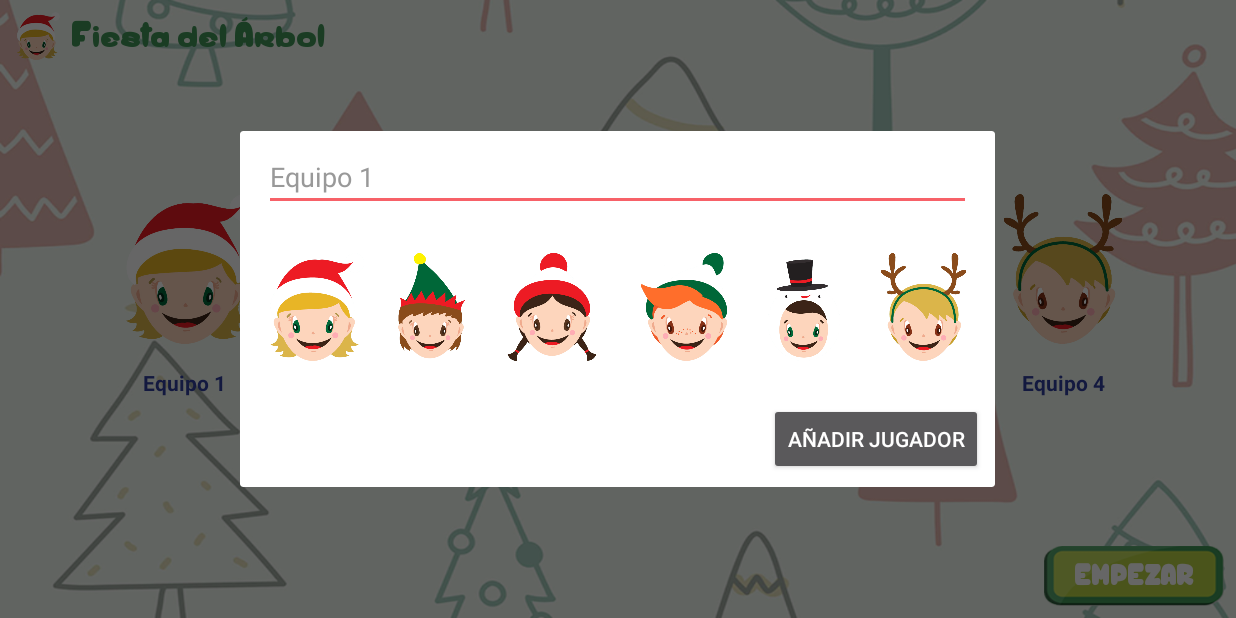
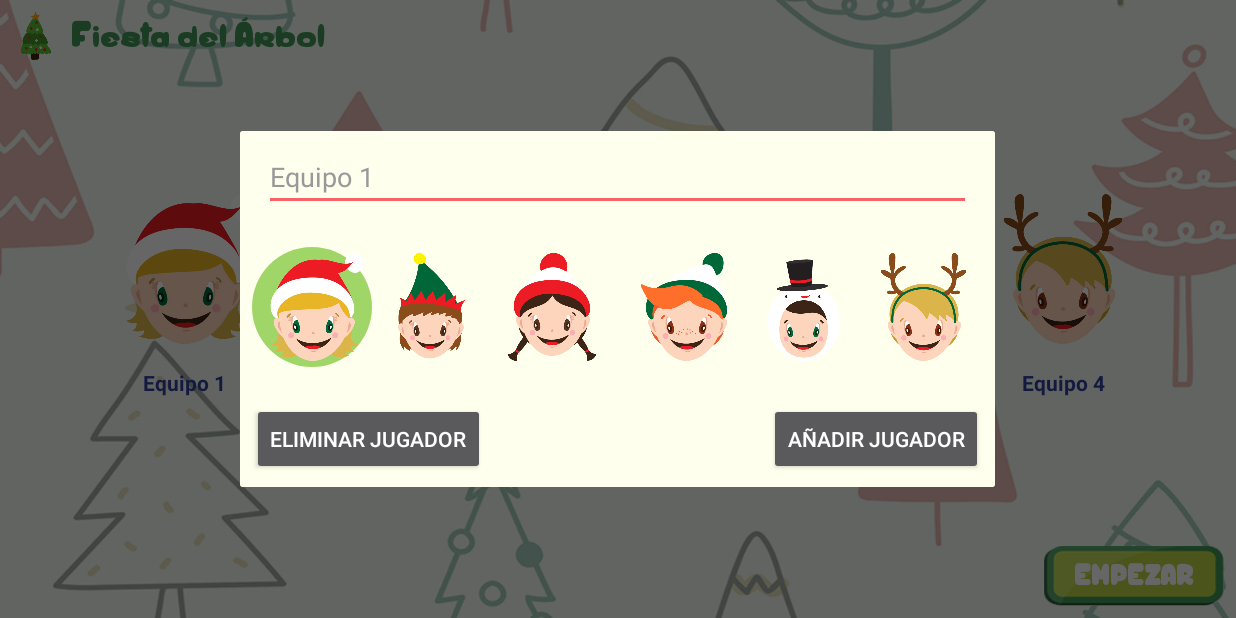
Before and after one commit to dann41/FiestaDelArbol, an Android app: the PlayerSelectionActivity screen opened directly, with no data from a screen before it, after a tap on an icon or button, on a phone screen of 824 x 412 dp (held sideways). Run offline under Robolectric (Android 15) with nearby library versions, the phone set to English and light mode, and no system bars.

Commit message:
UI polish and remove player feature

```diff
--- a/app/src/main/AndroidManifest.xml
+++ b/app/src/main/AndroidManifest.xml
@@ -26,7 +26,7 @@
         <activity
             android:name=".PlayerSelectionActivity"
             android:screenOrientation="landscape" />
-        <activity android:name=".GameActivity"></activity>
+        <activity android:name=".GameActivity" android:screenOrientation="landscape" />
     </application>
 
 </manifest>
--- a/app/src/main/java/com/dglapps/fiestadelarbol/PlayerSelectionActivity.java
+++ b/app/src/main/java/com/dglapps/fiestadelarbol/PlayerSelectionActivity.java
@@ -21,12 +21,7 @@ public class PlayerSelectionActivity extends FullScreenActivity {
 
     private View mContentView;
 
-    private Player[] players = new Player[] {
-        new Player(1, null, -1),
-        new Player(2, null, -1),
-        new Player(3, null, -1),
-        new Player(4, null, -1)
-    };
+    private Player[] players = initPlayers();
 
     private Button startGame;
 
@@ -92,6 +87,15 @@ public class PlayerSelectionActivity extends FullScreenActivity {
         refreshScreen();
     }
 
+    private Player[] initPlayers() {
+        return new Player[] {
+                new Player(1, null, -1),
+                new Player(2, null, -1),
+                new Player(3, null, -1),
+                new Player(4, null, -1)
+        };
+    }
+
     private void startGame() {
         GameService gameService = ServiceLocator.getInstance().getGameService();
         gameService.initGame(Arrays.asList(players));
@@ -105,6 +109,8 @@ public class PlayerSelectionActivity extends FullScreenActivity {
     public void refreshScreen() {
         hideSystemBar();
         List<Player> storedPlayers = ServiceLocator.getInstance().getPlayerService().getPlayers();
+
+        players = initPlayers();
         for (Player player : storedPlayers) {
             players[player.getPlayerId() - 1] = player;
         }
@@ -116,6 +122,8 @@ public class PlayerSelectionActivity extends FullScreenActivity {
             String playerName = players[i].getPlayerName();
             if (playerName != null && !playerName.isEmpty()) {
                 playerNames[i].setText(playerName);
+            } else {
+                playerNames[i].setText(R.string.add_player_hint);
             }
 
             int avatarId = players[i].getAvatarId();
--- a/app/src/main/java/com/dglapps/fiestadelarbol/fragments/CategorySelectionFragment.java
+++ b/app/src/main/java/com/dglapps/fiestadelarbol/fragments/CategorySelectionFragment.java
@@ -40,6 +40,7 @@ public class CategorySelectionFragment extends Fragment {
 
         luckyWheel = v.findViewById(R.id.wheel);
         setWheelDuration(2000);
+        //luckyWheel.setBackgroundColor(getResources().getColor(R.color.white, null));
         luckyWheel.addWheelItems(getWheelItems());
         luckyWheel.setOnClickListener(new View.OnClickListener() {
             @Override
--- a/app/src/main/java/com/dglapps/fiestadelarbol/services/PlayerService.java
+++ b/app/src/main/java/com/dglapps/fiestadelarbol/services/PlayerService.java
@@ -37,4 +37,7 @@ public class PlayerService {
         return playerMap.get(playerId);
     }
 
+    public void removePlayer(int playerId) {
+        playerMap.remove(playerId);
+    }
 }
--- a/app/src/main/res/drawable/selected_avatar.xml
+++ b/app/src/main/res/drawable/selected_avatar.xml
@@ -4,8 +4,7 @@
     android:shape="oval">
 
     <solid
-        android:color="@color/white"/>
+        android:color="@color/colorTrueFalse"/>
 
-    <padding android:bottom="4dp" android:left="4dp" android:right="4dp" android:top="4dp" />
 
 </shape>
--- a/app/src/main/res/layout/activity_player_selection.xml
+++ b/app/src/main/res/layout/activity_player_selection.xml
@@ -27,7 +27,7 @@
         android:layout_height="32sp"
         android:layout_marginStart="8dp"
         android:layout_marginTop="8dp"
-        android:src="@drawable/avatar_1_icon"
+        android:src="@drawable/xmastree"
         app:layout_constraintStart_toStartOf="parent"
         app:layout_constraintTop_toTopOf="parent" />
 
--- a/app/src/main/res/layout/category_selection_layout.xml
+++ b/app/src/main/res/layout/category_selection_layout.xml
@@ -28,7 +28,7 @@
         android:layout_height="32sp"
         android:layout_marginStart="8dp"
         android:layout_marginTop="8dp"
-        android:src="@drawable/avatar_1_icon"
+        android:src="@drawable/xmastree"
         app:layout_constraintStart_toStartOf="parent"
         app:layout_constraintTop_toTopOf="parent" />
 
@@ -43,7 +43,8 @@
         android:layout_marginEnd="8dp"
         android:layout_marginStart="8dp"
         android:layout_marginTop="8dp"
-        app:background_color="@color/colorPrimary"
+        app:background_color="@color/white"
+        app:arrow_image="@drawable/white_arrow"
         app:layout_constraintBottom_toBottomOf="parent"
         app:layout_constraintEnd_toEndOf="parent"
         app:layout_constraintHorizontal_bias="0.23"
--- a/app/src/main/res/layout/player_dialog.xml
+++ b/app/src/main/res/layout/player_dialog.xml
@@ -4,6 +4,7 @@
     xmlns:tools="http://schemas.android.com/tools"
     android:layout_width="match_parent"
     android:layout_height="wrap_content"
+    android:background="@color/cream"
     >
 
 
@@ -95,6 +96,20 @@
     </ScrollView>
 
     <Button
+        android:id="@+id/remove_player"
+        android:layout_width="wrap_content"
+        android:layout_height="wrap_content"
+        android:layout_marginBottom="8dp"
+        android:layout_marginEnd="8dp"
+        android:layout_marginStart="8dp"
+        android:text="@string/remove_player"
+        app:layout_constraintBottom_toBottomOf="parent"
+        app:layout_constraintEnd_toStartOf="@+id/add_player"
+        app:layout_constraintHorizontal_bias="0.0"
+        app:layout_constraintStart_toStartOf="parent" />
+
+
+    <Button
         android:id="@+id/add_player"
         android:layout_width="wrap_content"
         android:layout_height="wrap_content"
--- a/app/src/main/res/values/colors.xml
+++ b/app/src/main/res/values/colors.xml
@@ -12,5 +12,6 @@
     <color name="colorMusic">#FFCE54</color>
     <color name="colorQuick">#ED5564</color>
     <color name="white">#FFFFFF</color>
+    <color name="cream">#FFFFEE</color>
 
 </resources>
--- a/app/src/main/res/values/strings.xml
+++ b/app/src/main/res/values/strings.xml
@@ -19,4 +19,5 @@
     <string name="continue_game">Siguiente</string>
     <string name="answer">Respuesta</string>
     <string name="round">Ronda %1$d</string>
+    <string name="remove_player">Eliminar jugador</string>
 </resources>
```
Also changed, not shown: app/src/main/java/com/dglapps/fiestadelarbol/GameActivity.java (+6 -4 lines), app/src/main/java/com/dglapps/fiestadelarbol/fragments/AddPlayerDialogFragment.java (+10 -0 lines), app/src/main/res/layout/category_layout.xml (+8 -19 lines), app/src/main/res/drawable/white_arrow.png (added), app/src/main/res/drawable/xmastree.png (added).
